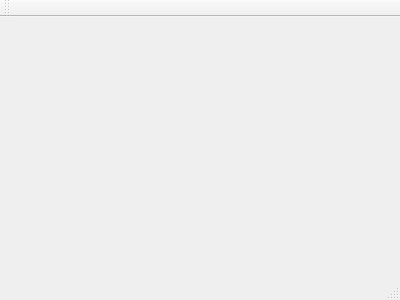
Before: the Qt Designer form mainwindow.ui in fffaraz/QtScreenCapture, drawn with Qt 5.
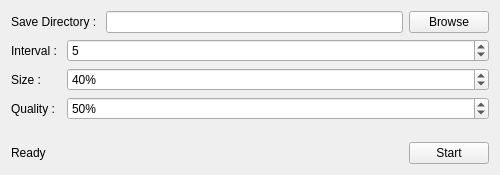
After: the same form once the commit is applied.

What changed in the file:
```diff
--- a/mainwindow.ui
+++ b/mainwindow.ui
@@ -1,24 +1,158 @@
 <ui version="4.0">
  <class>MainWindow</class>
- <widget class="QMainWindow" name="MainWindow" >
-  <property name="geometry" >
+ <widget class="QMainWindow" name="MainWindow">
+  <property name="geometry">
    <rect>
     <x>0</x>
     <y>0</y>
-    <width>400</width>
-    <height>300</height>
+    <width>500</width>
+    <height>175</height>
    </rect>
   </property>
-  <property name="windowTitle" >
-   <string>MainWindow</string>
+  <property name="maximumSize">
+   <size>
+    <width>16777215</width>
+    <height>175</height>
+   </size>
   </property>
-  <widget class="QMenuBar" name="menuBar" />
-  <widget class="QToolBar" name="mainToolBar" />
-  <widget class="QWidget" name="centralWidget" />
-  <widget class="QStatusBar" name="statusBar" />
+  <property name="windowTitle">
+   <string>Faraz Screen Capture</string>
+  </property>
+  <widget class="QWidget" name="centralWidget">
+   <layout class="QVBoxLayout" name="verticalLayout">
+    <item>
+     <layout class="QHBoxLayout" name="horizontalLayout">
+      <item>
+       <widget class="QLabel" name="label">
+        <property name="text">
+         <string>Save Directory : </string>
+        </property>
+       </widget>
+      </item>
+      <item>
+       <widget class="QLineEdit" name="txtPath"/>
+      </item>
+      <item>
+       <widget class="QPushButton" name="btnBrowse">
+        <property name="text">
+         <string>Browse</string>
+        </property>
+       </widget>
+      </item>
+     </layout>
+    </item>
+    <item>
+     <layout class="QFormLayout" name="formLayout">
+      <item row="0" column="0">
+       <widget class="QLabel" name="label_2">
+        <property name="text">
+         <string>Interval : </string>
+        </property>
+       </widget>
+      </item>
+      <item row="0" column="1">
+       <widget class="QSpinBox" name="spnInterval">
+        <property name="minimum">
+         <number>1</number>
+        </property>
+        <property name="maximum">
+         <number>60</number>
+        </property>
+        <property name="value">
+         <number>5</number>
+        </property>
+       </widget>
+      </item>
+      <item row="1" column="0">
+       <widget class="QLabel" name="label_3">
+        <property name="text">
+         <string>Size : </string>
+        </property>
+       </widget>
+      </item>
+      <item row="1" column="1">
+       <widget class="QSpinBox" name="spnSize">
+        <property name="suffix">
+         <string>%</string>
+        </property>
+        <property name="minimum">
+         <number>1</number>
+        </property>
+        <property name="maximum">
+         <number>100</number>
+        </property>
+        <property name="value">
+         <number>40</number>
+        </property>
+       </widget>
+      </item>
+      <item row="2" column="0">
+       <widget class="QLabel" name="label_4">
+        <property name="text">
+         <string>Quality : </string>
+        </property>
+       </widget>
+      </item>
+      <item row="2" column="1">
+       <widget class="QSpinBox" name="spnQuality">
+        <property name="suffix">
+         <string>%</string>
+        </property>
+        <property name="maximum">
+         <number>100</number>
+        </property>
+        <property name="value">
+         <number>50</number>
+        </property>
+       </widget>
+      </item>
+     </layout>
+    </item>
+    <item>
+     <layout class="QHBoxLayout" name="horizontalLayout_2">
+      <item>
+       <widget class="QLabel" name="lblStatus">
+        <property name="text">
+         <string>Ready</string>
+        </property>
+       </widget>
+      </item>
+      <item>
+       <spacer name="horizontalSpacer">
+        <property name="orientation">
+         <enum>Qt::Horizontal</enum>
+        </property>
+        <property name="sizeHint" stdset="0">
+         <size>
+          <width>40</width>
+          <height>20</height>
+         </size>
+        </property>
+       </spacer>
+      </item>
+      <item>
+       <widget class="QPushButton" name="btnStart">
+        <property name="text">
+         <string>Start</string>
+        </property>
+       </widget>
+      </item>
+     </layout>
+    </item>
+   </layout>
+  </widget>
+  <widget class="QMenuBar" name="menuBar">
+   <property name="geometry">
+    <rect>
+     <x>0</x>
+     <y>0</y>
+     <width>500</width>
+     <height>21</height>
+    </rect>
+   </property>
+  </widget>
  </widget>
- <layoutDefault spacing="6" margin="11" />
- <pixmapfunction></pixmapfunction>
+ <layoutdefault spacing="6" margin="11"/>
  <resources/>
  <connections/>
 </ui>
```
Left out of the diff: 1 changed line with no effect on the pictures.
